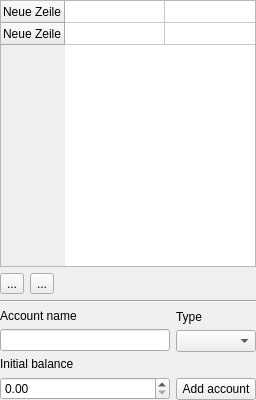
Old version of the form ui/addaccountwidget.ui in the repository dlbuchholz/aion-mirror.
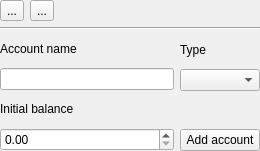
New version of the form. Icons and pictures are not drawn.

Commit message: Allow adding new accounts

```diff
--- a/ui/addaccountwidget.ui
+++ b/ui/addaccountwidget.ui
@@ -6,8 +6,8 @@
    <rect>
     <x>0</x>
     <y>0</y>
-    <width>256</width>
-    <height>400</height>
+    <width>260</width>
+    <height>151</height>
    </rect>
   </property>
   <property name="windowTitle">
@@ -26,57 +26,6 @@
    <property name="bottomMargin">
     <number>0</number>
    </property>
-   <item>
-    <widget class="QTableWidget" name="accountTableWidget">
-     <property name="sizePolicy">
-      <sizepolicy hsizetype="Minimum" vsizetype="Expanding">
-       <horstretch>0</horstretch>
-       <verstretch>0</verstretch>
-      </sizepolicy>
-     </property>
-     <property name="maximumSize">
-      <size>
-       <width>400</width>
-       <height>16777215</height>
-      </size>
-     </property>
-     <property name="horizontalScrollBarPolicy">
-      <enum>Qt::ScrollBarPolicy::ScrollBarAlwaysOff</enum>
-     </property>
-     <property name="editTriggers">
-      <set>QAbstractItemView::EditTrigger::NoEditTriggers</set>
-     </property>
-     <attribute name="horizontalHeaderVisible">
-      <bool>false</bool>
-     </attribute>
-     <attribute name="verticalHeaderVisible">
-      <bool>true</bool>
-     </attribute>
-     <attribute name="verticalHeaderDefaultSectionSize">
-      <number>22</number>
-     </attribute>
-     <row>
-      <property name="text">
-       <string>Neue Zeile</string>
-      </property>
-     </row>
-     <row>
-      <property name="text">
-       <string>Neue Zeile</string>
-      </property>
-     </row>
-     <column>
-      <property name="text">
-       <string>Neue Spalte</string>
-      </property>
-     </column>
-     <column>
-      <property name="text">
-       <string>Neue Spalte</string>
-      </property>
-     </column>
-    </widget>
-   </item>
    <item>
     <layout class="QHBoxLayout" name="horizontalLayout">
      <property name="topMargin">
@@ -119,6 +68,9 @@
    </item>
    <item>
     <widget class="QWidget" name="accountCreationWidget" native="true">
+     <property name="enabled">
+      <bool>true</bool>
+     </property>
      <property name="minimumSize">
       <size>
        <width>0</width>
@@ -176,7 +128,11 @@
            </widget>
           </item>
           <item>
-           <widget class="QDoubleSpinBox" name="doubleSpinBox"/>
+           <widget class="QDoubleSpinBox" name="initialBalanceInput">
+            <property name="maximum">
+             <double>100000000000000000.000000000000000</double>
+            </property>
+           </widget>
           </item>
          </layout>
         </item>
```
Left out of the diff: 6 changed lines with no effect on the pictures. The commit also changes 10 other files.
